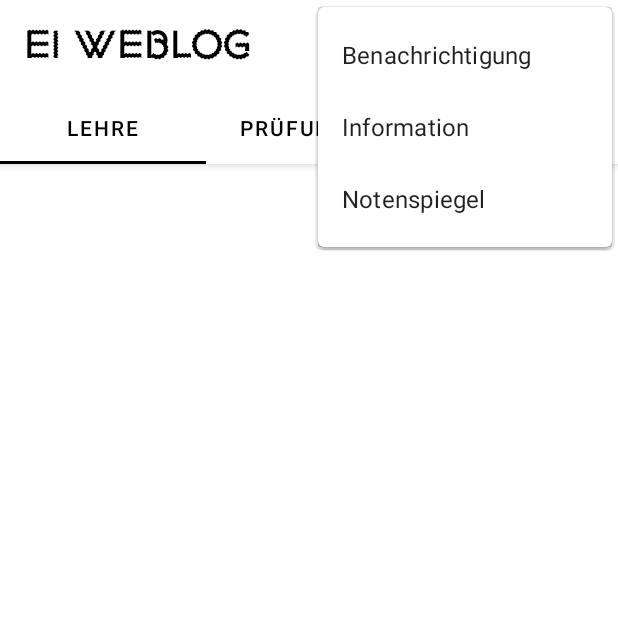
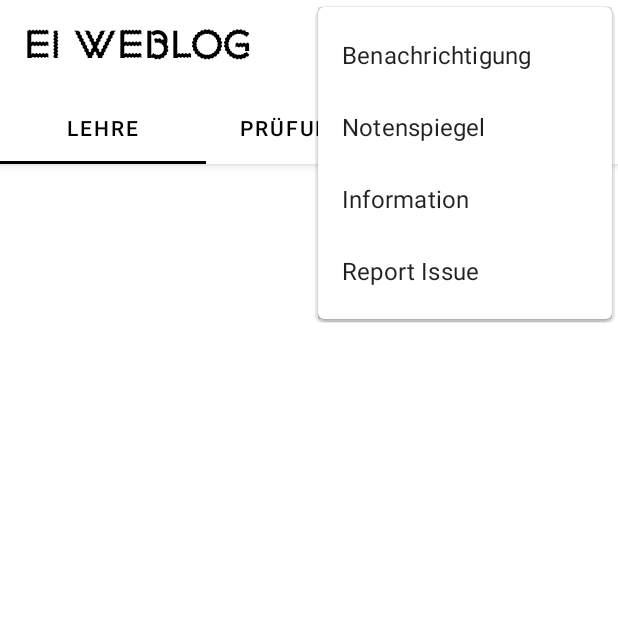
Before and after one commit to naresh97/ei-weblog-android, an Android app: the screen it shows after launch (MainActivity), with the options menu open, on a phone screen of 412 x 824 dp, the top half of it. Run offline under Robolectric (Android 15) with nearby library versions, the phone set to English and light mode, and no system bars; our stand-ins replace Volley; network calls fail; 1 statement that could not run was skipped.

Commit message:
added report issue menu item

```diff
--- a/app/build.gradle
+++ b/app/build.gradle
@@ -11,8 +11,8 @@ android {
         applicationId "com.nareshkumarrao.eiweblog"
         minSdkVersion 16
         targetSdkVersion 30
-        versionCode 6
-        versionName "0.10.2"
+        versionCode 7
+        versionName "0.10.3"
 
         testInstrumentationRunner "androidx.test.runner.AndroidJUnitRunner"
     }
--- a/app/src/main/res/layout/item_article.xml
+++ b/app/src/main/res/layout/item_article.xml
@@ -27,7 +27,7 @@
         android:layout_marginLeft="32dp"
         android:layout_marginEnd="16dp"
         android:layout_marginRight="16dp"
-        android:gravity="right|center_vertical"
+        android:gravity="end|center_vertical"
         android:text="Prof. Max Mustermann"
         android:textColor="@color/black"
         app:layout_constraintEnd_toEndOf="parent"
--- a/app/src/main/res/menu/toolbar_menu.xml
+++ b/app/src/main/res/menu/toolbar_menu.xml
@@ -5,13 +5,17 @@
         android:onClick="showNotificationSettings"
         android:title="@string/notifications_title"
         app:showAsAction="never" />
-    <item
-        android:onClick="showAbout"
-        android:title="@string/about"
-        app:showAsAction="never" />
 
     <item
         android:onClick="showGrades"
         android:title="@string/grades_title"
         app:showAsAction="never" />
+    <item
+        android:onClick="showAbout"
+        android:title="@string/about"
+        app:showAsAction="never" />
+    <item
+        android:onClick="showReportIssue"
+        android:title="@string/report_issue"
+        app:showAsAction="never" />
 </menu>
--- a/app/src/main/res/values/strings.xml
+++ b/app/src/main/res/values/strings.xml
@@ -56,4 +56,5 @@
     <string name="error">ERROR!</string>
     <string name="ossc_timeout_message">OSSC has timed out. Try again later.</string>
     <string name="load_weblog_error_message">Could not load new weblog data. Try again later.</string>
+    <string name="report_issue">Report Issue</string>
 </resources>
```
Also changed, not shown: app/src/main/java/com/nareshkumarrao/eiweblog/MainActivity.kt (+9 -0 lines), 3 other files.
